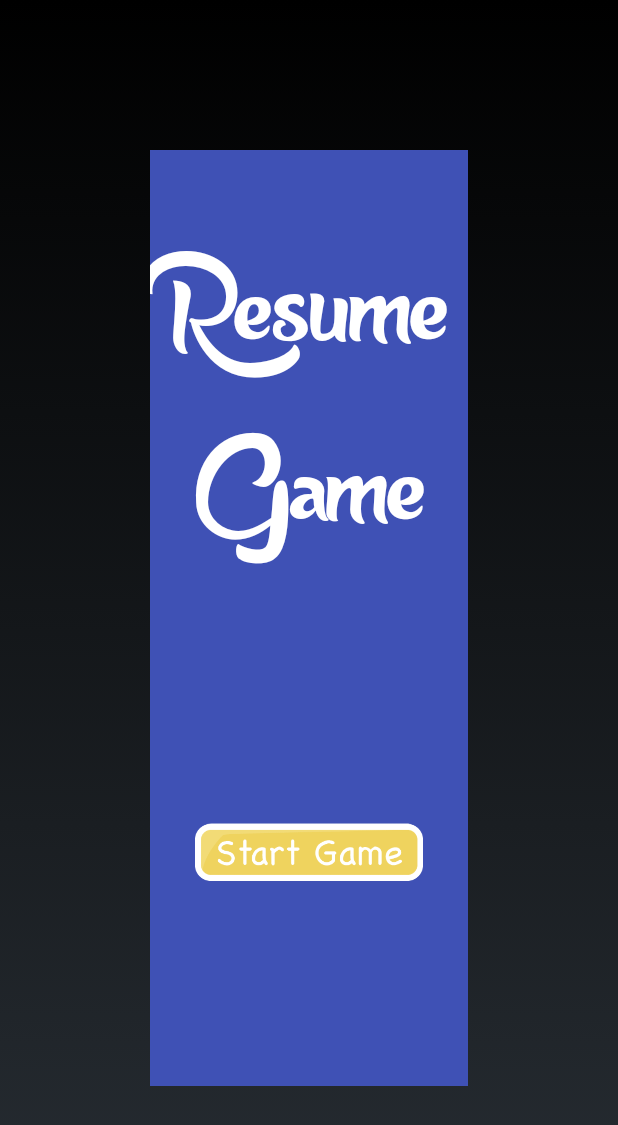
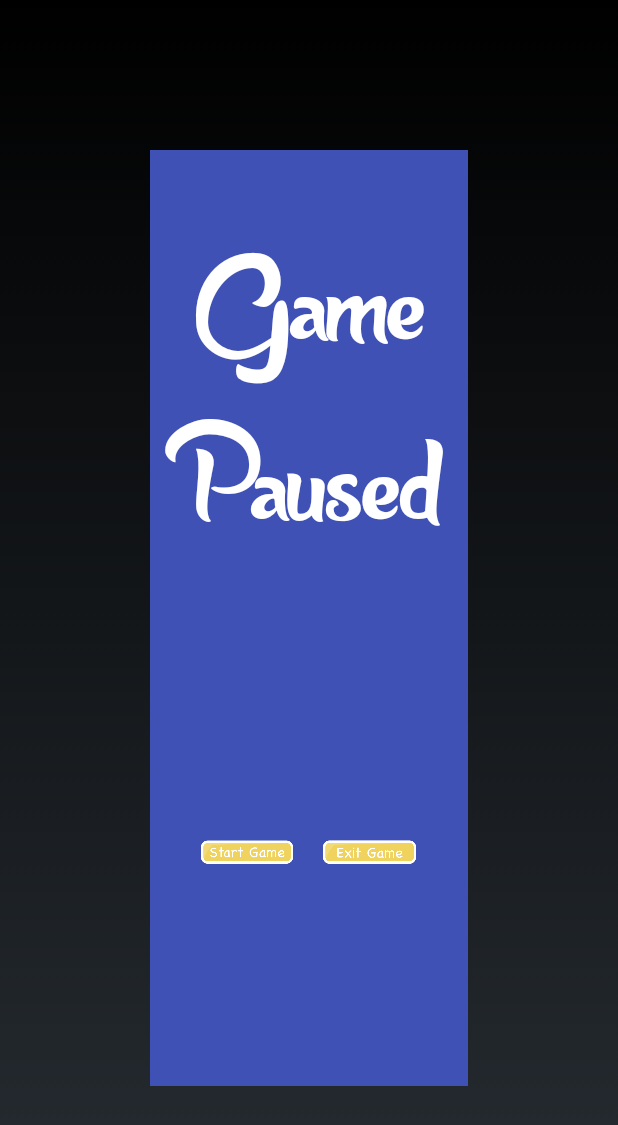
Before and after one commit to JamieCCH/AndroidArcadeGame, an Android app: the layout activity_play.xml on its own in the app's theme, with its tools: preview values and no code run, on a phone screen of 412 x 824 dp. Shown: the top 1125 px of the screen. Run offline under Robolectric (Android 15) with nearby library versions, the phone set to English and light mode, and no system bars.

Commit message:
Added exit button on pause menu

```diff
--- a/app/src/main/java/ca/georgebrown/game2011/arcadegame/Activities/GamePlayActivity.java
+++ b/app/src/main/java/ca/georgebrown/game2011/arcadegame/Activities/GamePlayActivity.java
@@ -34,6 +34,10 @@ public class GamePlayActivity extends Activity {
         gameCanvas.resume();
     }
 
+    public void onExitGameButtonClicked(View view){
+        finish();
+    }
+
     @Override
     protected void onPause() {
         super.onPause();
@@ -45,4 +49,10 @@ public class GamePlayActivity extends Activity {
         super.onResume();
         gameCanvas.resume();
     }
+
+    @Override
+    protected void onDestroy() {
+        super.onDestroy();
+        android.os.Process.killProcess(android.os.Process.myPid());
+    }
 }
--- a/app/src/main/res/layout/activity_play.xml
+++ b/app/src/main/res/layout/activity_play.xml
@@ -21,7 +21,7 @@
         <TextView
             android:layout_width="match_parent"
             android:layout_height="0dp"
-            android:text="Resume Game"
+            android:text="Game Paused"
             android:fontFamily="@font/anabelle"
             android:layout_gravity="center"
             android:gravity="center"
@@ -29,15 +29,42 @@
             android:textColor="@color/white"
             android:layout_weight="1"/>
 
-        <ImageButton
+        <LinearLayout
             android:layout_width="match_parent"
             android:layout_height="0dp"
-            android:src="@mipmap/button_startgame"
             android:layout_weight="1"
-            android:background="#00000000"
-            android:padding="30dp"
-            android:scaleType="fitCenter"
-            android:onClick="onResumeGameButtonClicked"/>
+            android:orientation="horizontal">
+
+            <View
+                android:layout_width="0dp"
+                android:layout_height="match_parent"
+                android:layout_weight="0.3"/>
+
+            <ImageButton
+                android:layout_width="0dp"
+                android:layout_height="match_parent"
+                android:src="@mipmap/button_startgame"
+                android:layout_weight="1"
+                android:background="#00000000"
+                android:padding="10dp"
+                android:scaleType="fitCenter"
+                android:onClick="onResumeGameButtonClicked"/>
+            <ImageButton
+                android:layout_width="0dp"
+                android:layout_height="match_parent"
+                android:src="@mipmap/button_exitgame"
+                android:layout_weight="1"
+                android:background="#00000000"
+                android:padding="10dp"
+                android:scaleType="fitCenter"
+                android:onClick="onExitGameButtonClicked"/>
+
+            <View
+                android:layout_width="0dp"
+                android:layout_height="match_parent"
+                android:layout_weight="0.3"/>
+
+        </LinearLayout>
 
     </LinearLayout>
 
```
